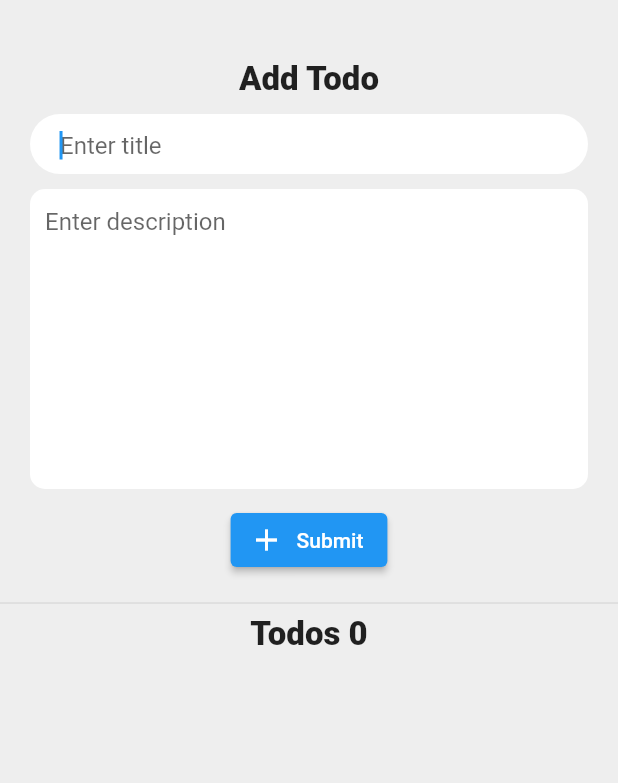
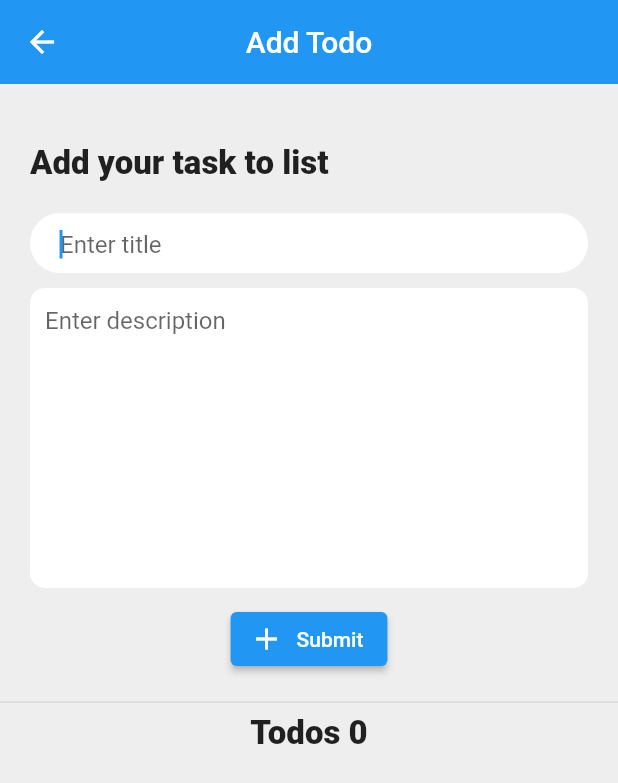
Before and after one commit to tomorrowbyte/flutter-getx-hive, a Flutter app: the TodosScreen screen opened directly, on a phone screen of 412 x 824 dp. Shown: the top 783 px of the screen. Run offline on Flutter 3.47's test engine with Material 2 defaults, Android fonts, the light colour scheme and no system bars; our stand-ins replace get, hive, hive_flutter; accounts and stored records are empty.

Commit message:
Add appbar

```diff
--- a/lib/views/todos_list_screen.dart
+++ b/lib/views/todos_list_screen.dart
@@ -23,6 +23,11 @@ class TodosScreen extends StatelessWidget {
   Widget build(BuildContext context) {
     return Scaffold(
       backgroundColor: Colors.grey[200],
+      appBar: AppBar(
+        title: Text("Add Todo"),
+        centerTitle: true,
+        elevation: 0,
+      ),
       body: Column(
         children: [
           Container(
@@ -33,13 +38,17 @@ class TodosScreen extends StatelessWidget {
             ),
             child: Column(
               children: [
-                Text(
-                  "Add Todo",
-                  style: TextStyle(
-                    fontSize: 22,
-                    fontWeight: FontWeight.w900,
+                Align(
+                  alignment: Alignment.centerLeft,
+                  child: Text(
+                    "Add your task to list",
+                    style: TextStyle(
+                      fontSize: 22,
+                      fontWeight: FontWeight.w900,
+                    ),
                   ),
                 ),
+                SizedBox(height: 10),
                 Container(
                   height: 40,
                   margin: const EdgeInsets.symmetric(vertical: 10),
```
